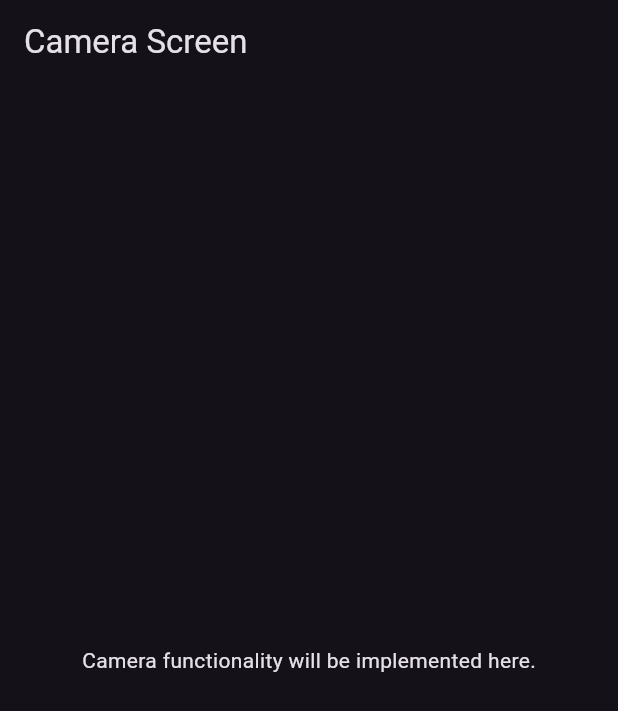
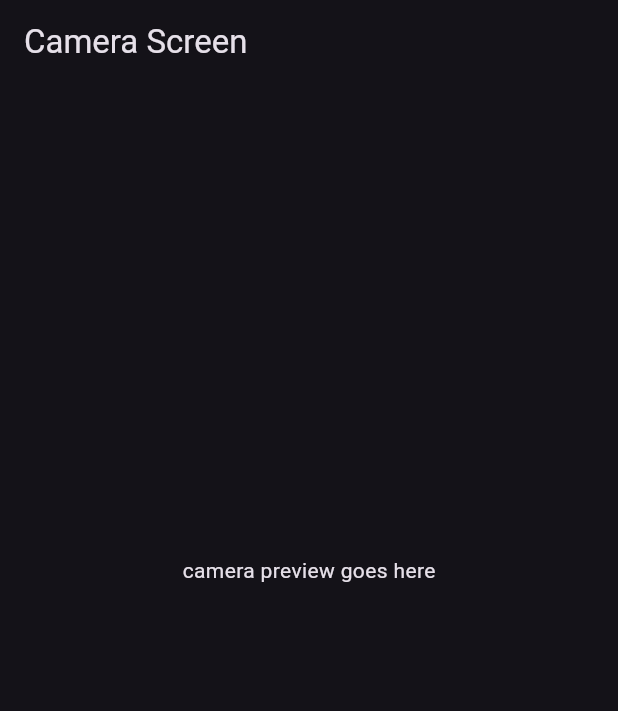
Before and after one commit to lukespeer/textscanner, a Flutter app: the screen it shows after launch, on a phone screen of 412 x 824 dp. Shown: the top 711 px of the screen. Run offline on Flutter 3.47's test engine with Material 3 defaults, Android fonts, the phone set to English and light mode, and no system bars; our stand-ins replace camera; missing offline and left inert: google_mlkit_text_recognition.

Commit message:
Initialize camera screen

```diff
--- a/lib/screens/camera_screen.dart
+++ b/lib/screens/camera_screen.dart
@@ -20,8 +20,19 @@ class _CameraScreenState extends State<CameraScreen> {
       appBar: AppBar(
         title: const Text('Camera Screen'),
       ),
-      body: const Center(
-        child: Text('Camera functionality will be implemented here.'),
+      body: Column(
+        children: [
+          // camera preview will go here
+          Expanded(
+            child: Container(
+              margin: const EdgeInsets.all(8),
+              alignment: Alignment.center,
+              child: const Text('camera preview goes here'),
+            ),
+          ),
+          // buttons go here
+          SizedBox(height: 120),
+        ],
       ),
     );
   }
```
